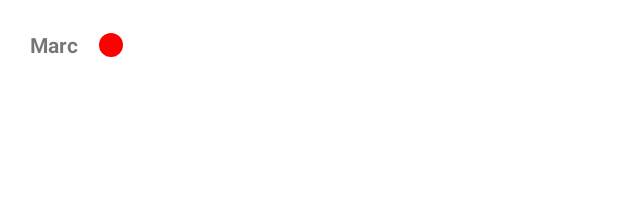
After one commit to LucasG55/AndroidERestaurant, an Android app: the layout activity_bledevice.xml on its own in the app's theme, with its tools: preview values and no code run, on a phone screen of 412 x 824 dp. The commit adds this screen. Shown: the top 223 px of the screen. Run offline under Robolectric (Android 15) with nearby library versions, the phone set to English and light mode, and no system bars; network calls fail.

Commit message:
DeviceActivity

```diff
--- a/app/src/main/java/fr/isen/giraud/androiderestaurant/BLEScanActivity.kt
+++ b/app/src/main/java/fr/isen/giraud/androiderestaurant/BLEScanActivity.kt
@@ -146,6 +146,10 @@ class BLEScanActivity : AppCompatActivity() {
     }
 
     fun onClickListItem (item: ScanResult) {
+
+        val intent = Intent(this, BLEDeviceActivity::class.java)
+        intent.putExtra("Device", item.device)
+        startActivity(intent)
         Toast.makeText(applicationContext, "${item.device.address}", Toast.LENGTH_SHORT).show()
     }
 
--- /dev/null
+++ b/app/src/main/res/drawable/statut_connected.xml
@@ -0,0 +1,5 @@
+<vector android:height="24dp" android:tint="#00FF0D"
+    android:viewportHeight="24" android:viewportWidth="24"
+    android:width="24dp" xmlns:android="http://schemas.android.com/apk/res/android">
+    <path android:fillColor="@android:color/white" android:pathData="M12,12m-8,0a8,8 0,1 1,16 0a8,8 0,1 1,-16 0"/>
+</vector>
--- /dev/null
+++ b/app/src/main/res/drawable/statut_disconnected.xml
@@ -0,0 +1,5 @@
+<vector android:height="24dp" android:tint="#FF0000"
+    android:viewportHeight="24" android:viewportWidth="24"
+    android:width="24dp" xmlns:android="http://schemas.android.com/apk/res/android">
+    <path android:fillColor="@android:color/white" android:pathData="M12,12m-8,0a8,8 0,1 1,16 0a8,8 0,1 1,-16 0"/>
+</vector>
--- /dev/null
+++ b/app/src/main/res/layout/activity_bledevice.xml
@@ -0,0 +1,31 @@
+<?xml version="1.0" encoding="utf-8"?>
+<androidx.constraintlayout.widget.ConstraintLayout xmlns:android="http://schemas.android.com/apk/res/android"
+    xmlns:app="http://schemas.android.com/apk/res-auto"
+    xmlns:tools="http://schemas.android.com/tools"
+    android:layout_width="match_parent"
+    android:layout_height="match_parent"
+    tools:context=".BLEDeviceActivity">
+
+    <TextView
+        android:id="@+id/device_name"
+        android:layout_width="wrap_content"
+        android:layout_height="wrap_content"
+        android:layout_marginStart="20dp"
+        android:layout_marginTop="20dp"
+        android:textStyle="bold"
+        app:layout_constraintStart_toStartOf="parent"
+        app:layout_constraintTop_toTopOf="parent"
+        tools:text="Marc" />
+
+    <ImageView
+        android:id="@+id/device_statut"
+        android:layout_width="wrap_content"
+        android:layout_height="wrap_content"
+        android:layout_marginStart="10dp"
+        android:layout_marginTop="18dp"
+        app:layout_constraintStart_toEndOf="@id/device_name"
+        app:layout_constraintTop_toTopOf="parent"
+        app:srcCompat="@drawable/statut_disconnected" />
+
+
+</androidx.constraintlayout.widget.ConstraintLayout>
--- a/build.gradle
+++ b/build.gradle
@@ -2,7 +2,7 @@
 plugins {
     id 'com.android.application' version '7.1.2' apply false
     id 'com.android.library' version '7.1.2' apply false
-    id 'org.jetbrains.kotlin.android' version '1.6.10' apply false
+    id 'org.jetbrains.kotlin.android' version '1.6.20' apply false
 }
 
 task clean(type: Delete) {
```
Also changed, not shown: app/src/main/AndroidManifest.xml (+6 -3 lines), app/src/main/java/fr/isen/giraud/androiderestaurant/BLEDeviceActivity.kt (added, +27 -0 lines).
